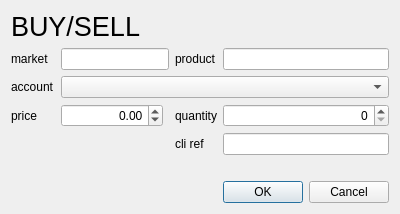
First picture: the form in src/qt_components/src/qeditorder.ui, repository jleahred/maiquel-toolkit-cpp, before the edit.
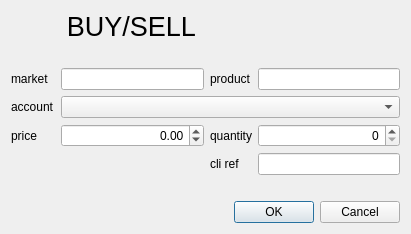
Second picture: the form after the edit. Icons and pictures are not drawn. Custom widgets are drawn as their Qt base class.

Commit message: modif  style_sheet

Patch:
```diff
--- a/src/qt_components/src/qeditorder.ui
+++ b/src/qt_components/src/qeditorder.ui
@@ -6,8 +6,8 @@
    <rect>
     <x>0</x>
     <y>0</y>
-    <width>376</width>
-    <height>196</height>
+    <width>411</width>
+    <height>215</height>
    </rect>
   </property>
   <property name="windowTitle">
@@ -18,8 +18,8 @@
     <normaloff>:/small_icons/cimdtrade_ico</normaloff>:/small_icons/cimdtrade_ico</iconset>
   </property>
   <layout class="QGridLayout" name="gridLayout">
-   <item row="0" column="0" colspan="2">
-    <widget class="QLabel" name="BuySell">
+   <item row="0" column="0" colspan="3">
+    <widget class="QLabel" name="side">
      <property name="sizePolicy">
       <sizepolicy hsizetype="Preferred" vsizetype="Fixed">
        <horstretch>0</horstretch>
@@ -34,43 +34,33 @@
      <property name="text">
       <string>BUY/SELL</string>
      </property>
+     <property name="alignment">
+      <set>Qt::AlignCenter</set>
+     </property>
     </widget>
    </item>
-   <item row="1" column="0">
+   <item row="2" column="0">
     <widget class="QLabel" name="label">
      <property name="text">
       <string>market</string>
      </property>
     </widget>
    </item>
-   <item row="1" column="1" colspan="2">
-    <widget class="QLineEdit" name="market">
-     <property name="sizePolicy">
-      <sizepolicy hsizetype="Minimum" vsizetype="Fixed">
-       <horstretch>0</horstretch>
-       <verstretch>0</verstretch>
-      </sizepolicy>
-     </property>
-     <property name="readOnly">
-      <bool>true</bool>
-     </property>
-    </widget>
-   </item>
-   <item row="1" column="3">
+   <item row="2" column="2">
     <widget class="QLabel" name="label_2">
      <property name="text">
       <string>product</string>
      </property>
     </widget>
    </item>
-   <item row="1" column="4">
+   <item row="2" column="3">
     <widget class="QLineEdit" name="product">
      <property name="readOnly">
       <bool>true</bool>
      </property>
     </widget>
    </item>
-   <item row="2" column="0">
+   <item row="3" column="0">
     <widget class="QLabel" name="label_account">
      <property name="sizePolicy">
       <sizepolicy hsizetype="Minimum" vsizetype="Preferred">
@@ -86,7 +76,7 @@
      </property>
     </widget>
    </item>
-   <item row="2" column="1" colspan="4">
+   <item row="3" column="1" colspan="3">
     <widget class="QComboBox" name="account">
      <property name="sizePolicy">
       <sizepolicy hsizetype="Expanding" vsizetype="Fixed">
@@ -96,7 +86,7 @@
      </property>
     </widget>
    </item>
-   <item row="3" column="0">
+   <item row="4" column="0">
     <widget class="QLabel" name="label_price">
      <property name="sizePolicy">
       <sizepolicy hsizetype="Minimum" vsizetype="Preferred">
@@ -109,7 +99,7 @@
      </property>
     </widget>
    </item>
-   <item row="3" column="1">
+   <item row="4" column="1">
     <widget class="qLocaleDoubleSpinBox" name="price">
      <property name="sizePolicy">
       <sizepolicy hsizetype="Expanding" vsizetype="Fixed">
@@ -134,7 +124,7 @@
      </property>
     </widget>
    </item>
-   <item row="3" column="3">
+   <item row="4" column="2">
     <widget class="QLabel" name="label_quantity">
      <property name="sizePolicy">
       <sizepolicy hsizetype="Fixed" vsizetype="Preferred">
@@ -150,7 +140,7 @@
      </property>
     </widget>
    </item>
-   <item row="3" column="4">
+   <item row="4" column="3">
     <widget class="qLocaleDoubleSpinBox" name="quantity">
      <property name="sizePolicy">
       <sizepolicy hsizetype="Expanding" vsizetype="Fixed">
@@ -178,7 +168,7 @@
      </property>
     </widget>
    </item>
-   <item row="4" column="3">
+   <item row="5" column="2">
     <widget class="QLabel" name="label_cli_ref">
      <property name="toolTip">
       <string>You can configure current cli_ref as default client reference with dblclick on this tag</string>
@@ -188,10 +178,10 @@
      </property>
     </widget>
    </item>
-   <item row="4" column="4">
+   <item row="5" column="3">
     <widget class="QLineEdit" name="cliref"/>
    </item>
-   <item row="6" column="4">
+   <item row="7" column="1" colspan="3">
     <widget class="QDialogButtonBox" name="buttonBox">
      <property name="orientation">
       <enum>Qt::Horizontal</enum>
@@ -201,11 +191,23 @@
      </property>
     </widget>
    </item>
-   <item row="5" column="0" colspan="5">
-    <widget class="QLabel" name="message">
-     <property name="styleSheet">
-      <string notr="true">color: rgb(128, 0, 128);
-font: 1000;</string>
+   <item row="6" column="0" colspan="4">
+    <widget class="QLabel" name="message"/>
+   </item>
+   <item row="1" column="1">
+    <widget class="QLabel" name="label_3">
+     <property name="text">
+      <string/>
+     </property>
+    </widget>
+   </item>
+   <item row="2" column="1">
+    <widget class="QLineEdit" name="market">
+     <property name="focusPolicy">
+      <enum>Qt::NoFocus</enum>
+     </property>
+     <property name="readOnly">
+      <bool>true</bool>
      </property>
     </widget>
    </item>
```
Left out of the diff: 5 changed lines with no effect on the pictures. The commit also changes 11 other files.
